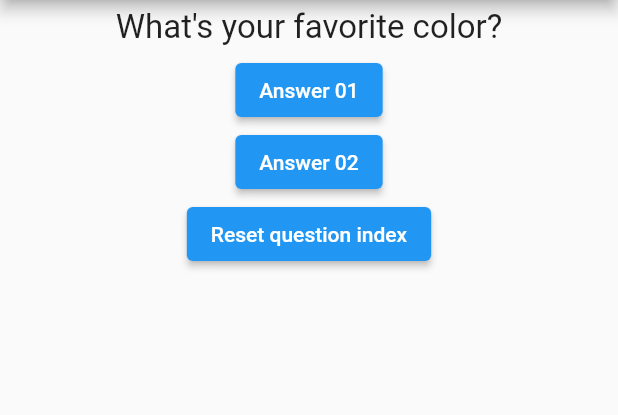
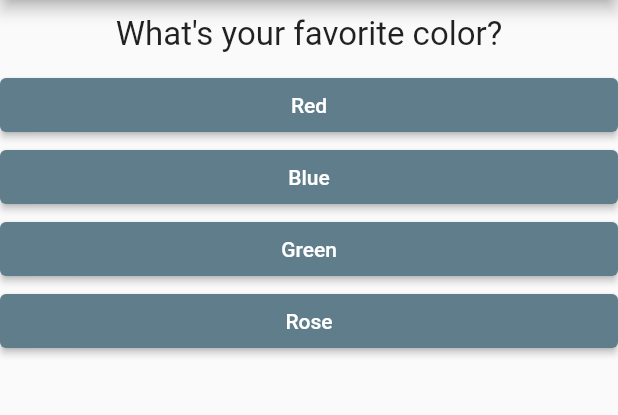
Before and after one commit to anhtuank7c/learn-flutter, a Flutter app: the screen it shows after launch, on a phone screen of 412 x 824 dp, the part 84-499 px from its top. Run offline on Flutter 3.47's test engine with Material 2 defaults, Android fonts, the phone set to English and light mode, and no system bars.

Commit message:
Flutter - Day 02: const, final, lambda function, List, Map, VoidCallback, class properties

```diff
--- /dev/null
+++ b/lib/answer.dart
@@ -0,0 +1,23 @@
+import 'package:flutter/material.dart';
+
+class AnswerButtonWidget extends StatelessWidget {
+  final VoidCallback onPress;
+  final String answer;
+  const AnswerButtonWidget(this.answer, this.onPress, {Key? key})
+      : super(key: key);
+
+  @override
+  Widget build(BuildContext context) {
+    return Container(
+      width: double.infinity,
+      child: ElevatedButton(
+        onPressed: onPress,
+        style: ButtonStyle(
+          backgroundColor: MaterialStateProperty.all(Colors.blueGrey),
+          foregroundColor: MaterialStateProperty.all(Colors.white),
+        ),
+        child: Text(answer),
+      ),
+    );
+  }
+}
--- a/lib/main.dart
+++ b/lib/main.dart
@@ -1,5 +1,8 @@
 import 'package:flutter/material.dart';
-import 'question.dart';
+import 'package:learn/quiz.dart';
+import 'package:learn/result.dart';
+import 'quiz.dart';
+import 'result.dart';
 
 void main() {
   runApp(const Learn());
@@ -16,47 +19,56 @@ class Learn extends StatefulWidget {
 
 class _LearnState extends State<Learn> {
   int _questionIndex = 0;
-  final questions = <String>[
-    'What\'s your favorite color?',
-    'What\'s your favorite animal?',
+  int _totalScore = 0;
+  final _questions = [
+    {
+      "questionText": 'What\'s your favorite color?',
+      "answers": [
+        {'text': 'Red', 'score': 0},
+        {'text': 'Blue', 'score': 0},
+        {'text': 'Green', 'score': 0},
+        {'text': 'Rose', 'score': 10},
+      ],
+    },
+    {
+      "questionText": 'What\'s your favorite food?',
+      "answers": [
+        {'text': 'Fired rice', 'score': 0},
+        {'text': 'Pickle', 'score': 0},
+        {'text': 'Spring roll', 'score': 10},
+        {'text': 'Pho', 'score': 0},
+      ],
+    }
   ];
 
-  void answerQuestion() {
-    if (_questionIndex < questions.length - 1) {
-      setState(() {
-        _questionIndex += 1;
-      });
-    }
+  void _answerQuestion(int score) {
+    // final currentQuestion = _questions[_questionIndex];
+    // final correctAnswer = currentQuestion['correctAnswer'] as String;
+    // final isCorrect = answer == correctAnswer;
+    // final hasMore = _questionIndex < _questions.length;
+    setState(() {
+      _totalScore += score;
+      _questionIndex += 1;
+    });
   }
 
   @override
   Widget build(BuildContext context) {
+    // final question = _questions[_questionIndex];
+    // final answers = question['answers']! as List<>;
+    final hasMore = _questionIndex < _questions.length;
     return MaterialApp(
       home: Scaffold(
         appBar: AppBar(
           title: const Text('My First App'),
         ),
-        body: Column(
-          children: [
-            QuestionWidget(questions[_questionIndex]),
-            ElevatedButton(
-              onPressed: answerQuestion,
-              child: Text('Answer 01'),
-            ),
-            ElevatedButton(
-              onPressed: answerQuestion,
-              child: Text('Answer 02'),
-            ),
-            ElevatedButton(
-              onPressed: () => {
-                setState(() {
-                  _questionIndex = 0;
-                })
-              },
-              child: Text('Reset question index'),
-            )
-          ],
-        ),
+        body: hasMore
+            ? QuizWidget(
+                questions: _questions,
+                questionIndex: _questionIndex,
+                answerQuestion: _answerQuestion,
+              )
+            : ResultWidget(score: _totalScore),
       ),
     );
   }
--- a/lib/question.dart
+++ b/lib/question.dart
@@ -8,7 +8,7 @@ class QuestionWidget extends StatelessWidget {
   Widget build(BuildContext context) {
     return Container(
       width: double.infinity,
-      margin: const EdgeInsets.only(left: 14, right: 14, top: 5, bottom: 5),
+      margin: const EdgeInsets.all(10),
       child: Text(
         question,
         style: const TextStyle(
--- /dev/null
+++ b/lib/quiz.dart
@@ -0,0 +1,35 @@
+import 'package:flutter/material.dart';
+import 'question.dart';
+import 'answer.dart';
+
+class QuizWidget extends StatelessWidget {
+  final List<Map<String, Object>> questions;
+  final Function(int) answerQuestion;
+  final int questionIndex;
+
+  const QuizWidget({
+    required this.questions,
+    required this.questionIndex,
+    required this.answerQuestion,
+    super.key,
+  });
+
+  @override
+  Widget build(BuildContext context) {
+    final currentQuestion = questions[questionIndex];
+    final answers = currentQuestion['answers']! as List<Map<String, Object>>;
+    return Container(
+      child: Column(
+        children: [
+          QuestionWidget(currentQuestion['questionText'] as String),
+          ...answers.map((answer) {
+            return AnswerButtonWidget(
+              answer['text'] as String,
+              () => answerQuestion(answer['score'] as int),
+            );
+          }).toList(),
+        ],
+      ),
+    );
+  }
+}
```
Also changed, not shown: lib/result.dart (added, +38 -0 lines).
